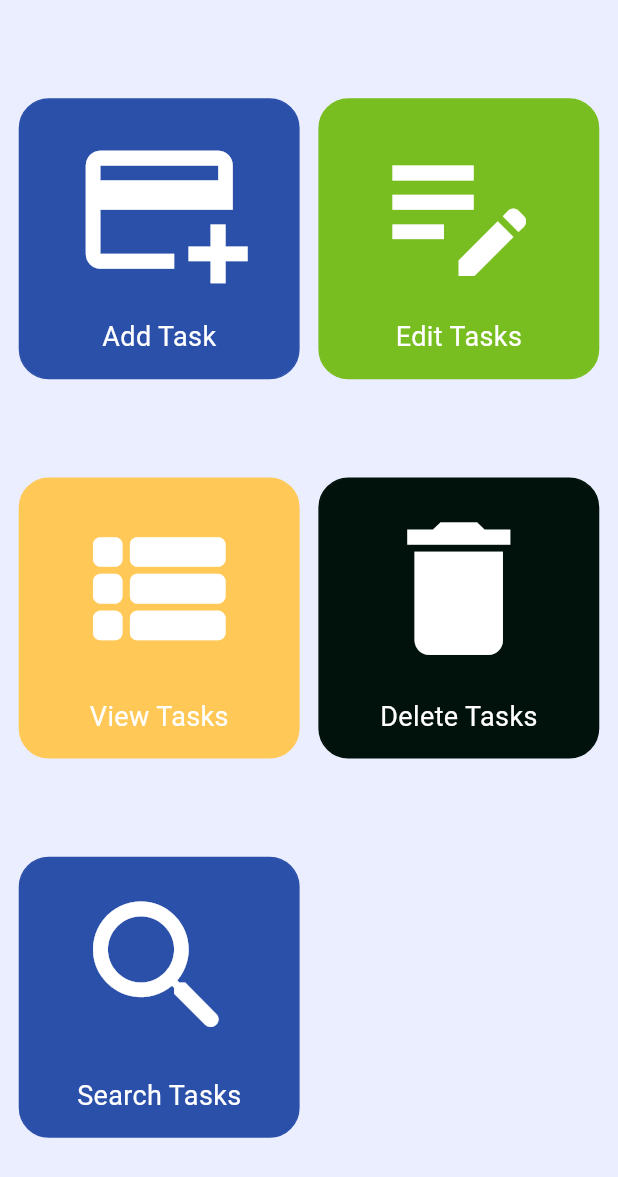
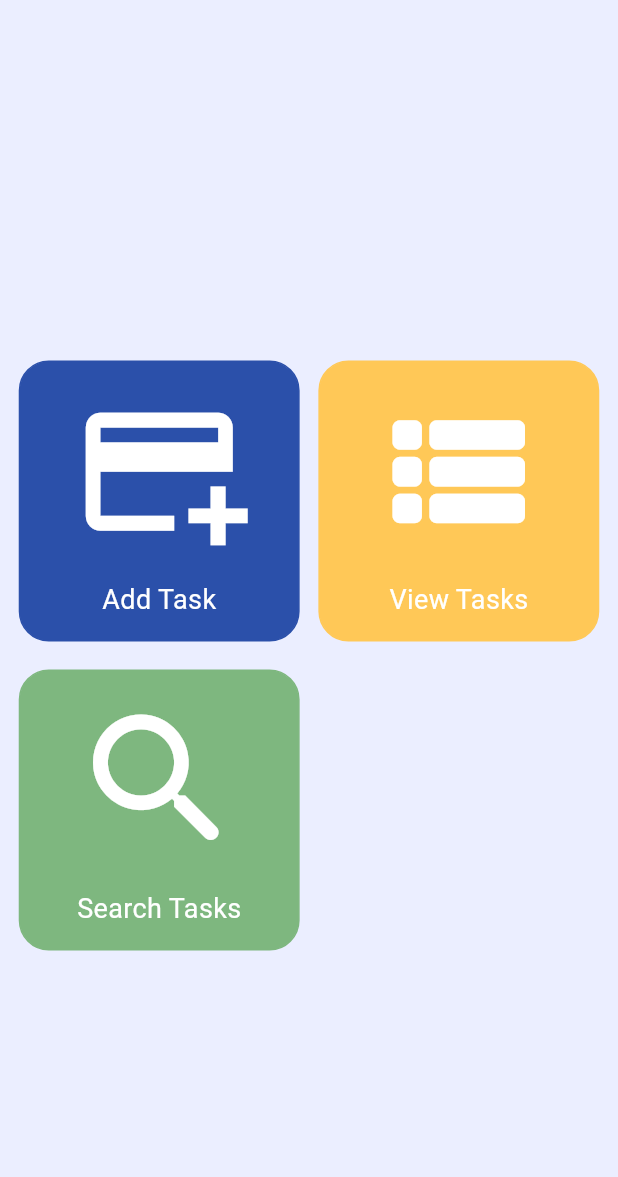
Before and after one commit to lightspeedAI/SJInnToDoTest, a Flutter app: the screen it shows after launch, on a phone screen of 412 x 824 dp. Shown: the top 1177 px of the screen. Run offline on Flutter 3.47's test engine with Material 3 defaults, Android fonts, the phone set to English and light mode, and no system bars; our stand-ins replace sqflite; accounts and stored records are empty.

Commit message:
removed unneeded screens

```diff
--- a/lib/screens/home.dart
+++ b/lib/screens/home.dart
@@ -1,7 +1,6 @@
 import 'package:to_do_list/constants/styles.dart';
-import 'package:to_do_list/screens/editItem.dart';
-import 'package:to_do_list/screens/viewExpenses1.dart';
 import 'package:flutter/material.dart';
+import 'package:to_do_list/screens/searchItem.dart';
 import 'package:to_do_list/screens/view_tasks.dart';
 import 'package:to_do_list/widgets/cust_icon.dart';
 import 'add_task.dart';
@@ -23,13 +22,14 @@ class _HomeScreenState extends State<HomeScreen> {
         height: MediaQuery.of(context).size.height,
         child: SizedBox(
           height: MediaQuery.of(context).size.height,
-          child: ListView(
-            children: <Widget>[
-              // SizedBox(height: 50,),
+          child: Column(
+            mainAxisAlignment: MainAxisAlignment.center,
+            children: [
+              SizedBox(height: 50,),
               SizedBox(
-                height: MediaQuery.of(context).size.height ,
+                height: MediaQuery.of(context).size.height* 0.5 ,
                 child: Column(
-                  mainAxisAlignment: MainAxisAlignment.spaceEvenly,
+                  mainAxisAlignment: MainAxisAlignment.spaceAround,
                   children: [
                     Row(
                       mainAxisAlignment: MainAxisAlignment.spaceEvenly,
@@ -47,22 +47,6 @@ class _HomeScreenState extends State<HomeScreen> {
                         ),
                         CustomIcon(
                           insideIcon: Icon(
-                            Icons.edit_note_outlined,
-                            color: Colors.white,
-                            size: MediaQuery.of(context).size.width / 3.5,
-                          ),
-                          iconColor: color6,
-                          textColor: Colors.white,
-                          iconText: "Edit Tasks",
-                          pageToNav: (context) => const EditItem(),
-                        ),
-                      ],
-                    ),
-                    Row(
-                      mainAxisAlignment: MainAxisAlignment.spaceEvenly,
-                      children: [
-                        CustomIcon(
-                          insideIcon: Icon(
                             Icons.view_list_rounded,
                             color: Colors.white,
                             size: MediaQuery.of(context).size.width / 3.5,
@@ -72,28 +56,7 @@ class _HomeScreenState extends State<HomeScreen> {
                           iconText: "View Tasks",
                           pageToNav: (context) => const ViewTasks(),
                         ),
-                        // CustomIcon(
-                        //   insideIcon: Icon(
-                        //     Icons.search_rounded,
-                        //     color: Colors.white,
-                        //     size: MediaQuery.of(context).size.width / 3.5,
-                        //   ),
-                        //   iconColor: color3,
-                        //   textColor: Colors.white,
-                        //   iconText: "Search Tasks",
-                        //   pageToNav: (context) => const EditItem(),
-                        // ),
-                        CustomIcon(
-                          insideIcon: Icon(
-                            Icons.delete,
-                            color: Colors.white,
-                            size: MediaQuery.of(context).size.width / 3.5,
-                          ),
-                          iconColor: color4,
-                          textColor: Colors.white,
-                          iconText: "Delete Tasks",
-                          pageToNav: (context) => const ViewExpenses1(),
-                        ),
+
                       ],
                     ),
                     Row(
@@ -105,15 +68,16 @@ class _HomeScreenState extends State<HomeScreen> {
                             color: Colors.white,
                             size: MediaQuery.of(context).size.width / 3.5,
                           ),
-                          iconColor: color1,
+                          iconColor: color2,
                           textColor: Colors.white,
                           iconText: "Search Tasks",
-                          pageToNav: (context) => const EditItem(),
+                          pageToNav: (context) => const SearchItem(),
                         ),
                         SizedBox(
                           width: MediaQuery.of(context).size.width / 2.2,
-                        ),
-                      ]),
+                        )
+                      ],
+                    ),
                   ],
                 ),
               )
```
